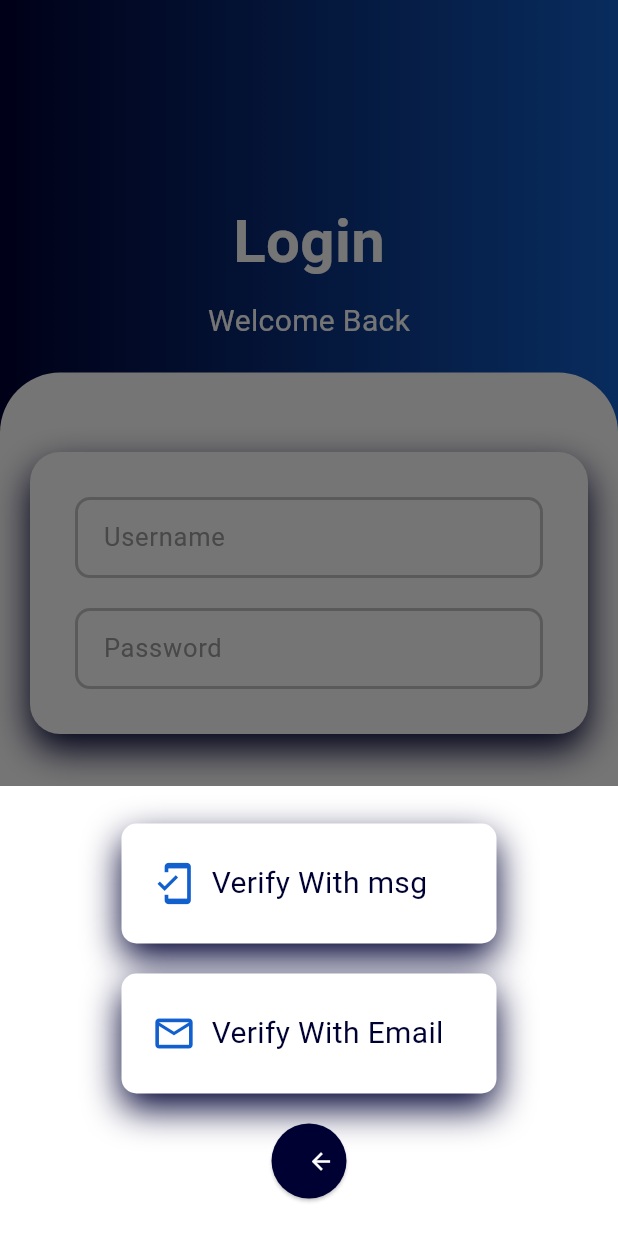
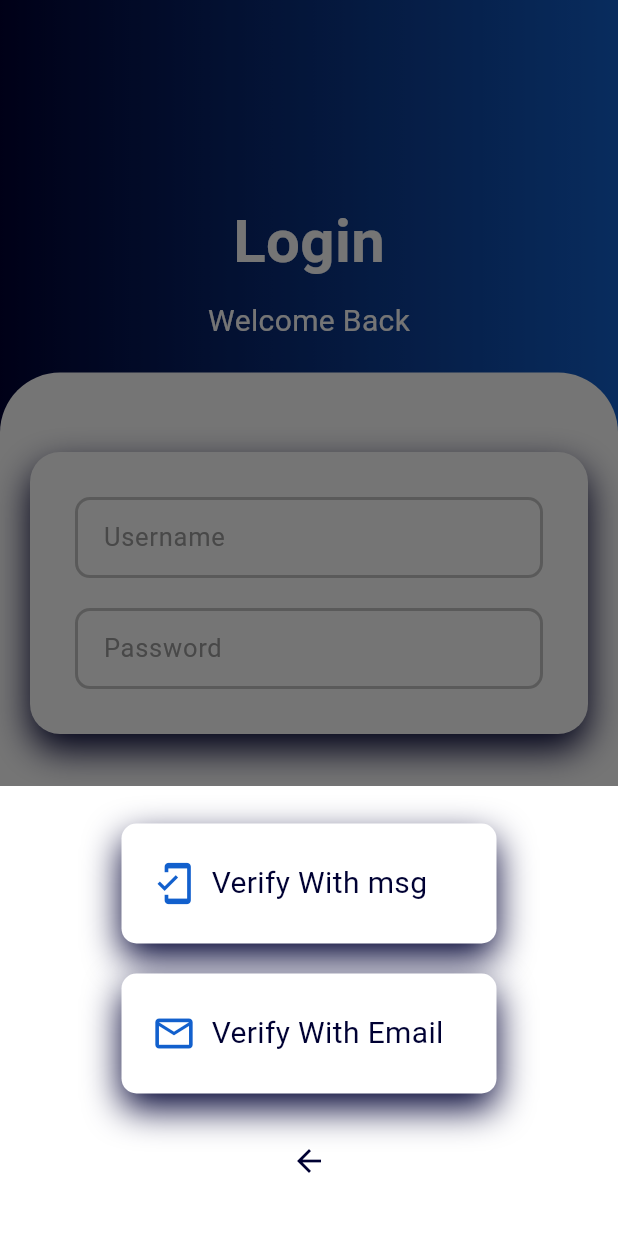
Before and after one commit to RMCV-Rajapaksha/Finance-app, a Flutter app: the screen it shows after launch, after a tap on "Forget Password?", on a phone screen of 412 x 824 dp. Run offline on Flutter 3.47's test engine with Material 3 defaults, Android fonts, the phone set to English and light mode, and no system bars; our stand-ins replace device_preview, hive, hive_flutter, syncfusion_flutter_charts; missing offline and left inert: dart:html, dart:js; accounts and stored records are empty.

Commit message:
update login page

```diff
--- a/finance_app/lib/Screens/login.dart
+++ b/finance_app/lib/Screens/login.dart
@@ -87,7 +87,7 @@ class Homepage extends StatelessWidget {
                               padding: EdgeInsets.all(10),
                               decoration: BoxDecoration(),
                               child: TextField(
-                                keyboardType: TextInputType.number,
+                                keyboardType: TextInputType.emailAddress,
                                 controller: username,
                                 decoration: InputDecoration(
                                   contentPadding: EdgeInsets.symmetric(
@@ -379,18 +379,12 @@ void showCustomBottomSheet(BuildContext context) {
                 Container(
                   height: 50,
                   width: 50,
-                  child: ElevatedButton(
+                  child: IconButton(
+                    icon: Icon(Icons.arrow_back),
+                    color: Color.fromRGBO(0, 1, 51, 1.000),
                     onPressed: () {
                       Navigator.pop(context);
                     },
-                    style: ElevatedButton.styleFrom(
-                      primary: Color.fromRGBO(
-                          0, 1, 51, 1.000), // Set your desired button color
-                    ),
-                    child: Icon(
-                      Icons.arrow_back_outlined,
-                      color: Colors.white,
-                    ),
                   ),
                 ),
               ],
```
